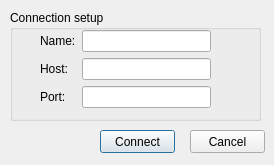
First picture: the form in src/connectiondialog.ui, repository skyztt/sanguosha_study, before the edit.
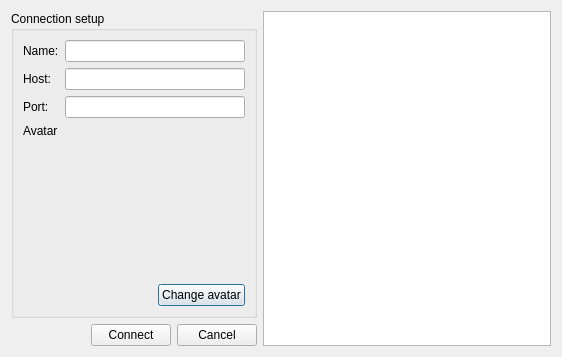
Second picture: the form after the edit.

```diff
--- a/src/connectiondialog.ui
+++ b/src/connectiondialog.ui
@@ -9,34 +9,23 @@
    <rect>
     <x>0</x>
     <y>0</y>
-    <width>274</width>
-    <height>165</height>
+    <width>562</width>
+    <height>357</height>
    </rect>
   </property>
   <property name="windowTitle">
    <string>Connection setup</string>
   </property>
+  <layout class="QHBoxLayout" name="horizontalLayout_2" stretch="0,1">
+   <item>
+    <layout class="QVBoxLayout" name="verticalLayout" stretch="1,0">
+     <item>
   <widget class="QGroupBox" name="groupBox">
-   <property name="geometry">
-    <rect>
-     <x>10</x>
-     <y>10</y>
-     <width>251</width>
-     <height>111</height>
-    </rect>
-   </property>
    <property name="title">
     <string>Connection setup</string>
    </property>
-   <widget class="QWidget" name="">
-    <property name="geometry">
-     <rect>
-      <x>30</x>
-      <y>20</y>
-      <width>171</width>
-      <height>81</height>
-     </rect>
-    </property>
+       <layout class="QVBoxLayout" name="verticalLayout_3">
+        <item>
     <layout class="QFormLayout" name="formLayout">
      <property name="fieldGrowthPolicy">
       <enum>QFormLayout::AllNonFixedFieldsGrow</enum>
@@ -81,34 +70,144 @@
       </widget>
      </item>
     </layout>
-   </widget>
-  </widget>
+        </item>
+        <item>
+         <layout class="QHBoxLayout" name="horizontalLayout_3" stretch="0,0,1">
+          <item>
+           <layout class="QVBoxLayout" name="verticalLayout_2">
+            <item>
+             <widget class="QLabel" name="label">
+              <property name="text">
+               <string>Avatar</string>
+              </property>
+             </widget>
+            </item>
+            <item>
+             <spacer name="verticalSpacer">
+              <property name="orientation">
+               <enum>Qt::Vertical</enum>
+              </property>
+              <property name="sizeHint" stdset="0">
+               <size>
+                <width>20</width>
+                <height>40</height>
+               </size>
+              </property>
+             </spacer>
+            </item>
+           </layout>
+          </item>
+          <item>
+           <spacer name="horizontalSpacer_3">
+            <property name="orientation">
+             <enum>Qt::Horizontal</enum>
+            </property>
+            <property name="sizeHint" stdset="0">
+             <size>
+              <width>40</width>
+              <height>20</height>
+             </size>
+            </property>
+           </spacer>
+          </item>
+          <item>
+           <widget class="QLabel" name="avatar_pic">
+            <property name="sizePolicy">
+             <sizepolicy hsizetype="Preferred" vsizetype="Preferred">
+              <horstretch>0</horstretch>
+              <verstretch>0</verstretch>
+             </sizepolicy>
+            </property>
+            <property name="minimumSize">
+             <size>
+              <width>141</width>
+              <height>144</height>
+             </size>
+            </property>
+            <property name="text">
+             <string/>
+            </property>
+           </widget>
+          </item>
+         </layout>
+        </item>
+        <item>
+         <spacer name="verticalSpacer_2">
+          <property name="orientation">
+           <enum>Qt::Vertical</enum>
+          </property>
+          <property name="sizeHint" stdset="0">
+           <size>
+            <width>20</width>
+            <height>40</height>
+           </size>
+          </property>
+         </spacer>
+        </item>
+        <item>
+         <layout class="QHBoxLayout" name="horizontalLayout_4">
+          <item>
+           <spacer name="horizontalSpacer_2">
+            <property name="orientation">
+             <enum>Qt::Horizontal</enum>
+            </property>
+            <property name="sizeHint" stdset="0">
+             <size>
+              <width>40</width>
+              <height>20</height>
+             </size>
+            </property>
+           </spacer>
+          </item>
+          <item>
+           <widget class="QPushButton" name="changeAvatarBtn">
+            <property name="text">
+             <string>Change avatar</string>
+            </property>
+           </widget>
+          </item>
+         </layout>
+        </item>
+       </layout>
+      </widget>
+     </item>
+     <item>
+      <layout class="QHBoxLayout" name="horizontalLayout">
+       <item>
+        <spacer name="horizontalSpacer">
+         <property name="orientation">
+          <enum>Qt::Horizontal</enum>
+         </property>
+         <property name="sizeHint" stdset="0">
+          <size>
+           <width>40</width>
+           <height>20</height>
+          </size>
+         </property>
+        </spacer>
+       </item>
+       <item>
   <widget class="QPushButton" name="connectButton">
-   <property name="geometry">
-    <rect>
-     <x>100</x>
-     <y>130</y>
-     <width>75</width>
-     <height>23</height>
-    </rect>
-   </property>
    <property name="text">
     <string>Connect</string>
    </property>
   </widget>
+       </item>
+       <item>
   <widget class="QPushButton" name="cancelButton">
-   <property name="geometry">
-    <rect>
-     <x>190</x>
-     <y>130</y>
-     <width>75</width>
-     <height>23</height>
-    </rect>
-   </property>
    <property name="text">
     <string>Cancel</string>
    </property>
   </widget>
+       </item>
+      </layout>
+     </item>
+    </layout>
+   </item>
+   <item>
+    <widget class="QListWidget" name="generalList"/>
+   </item>
+  </layout>
  </widget>
  <tabstops>
   <tabstop>nameLineEdit</tabstop>
```
Lines whose indentation alone changed are shown as unchanged.
